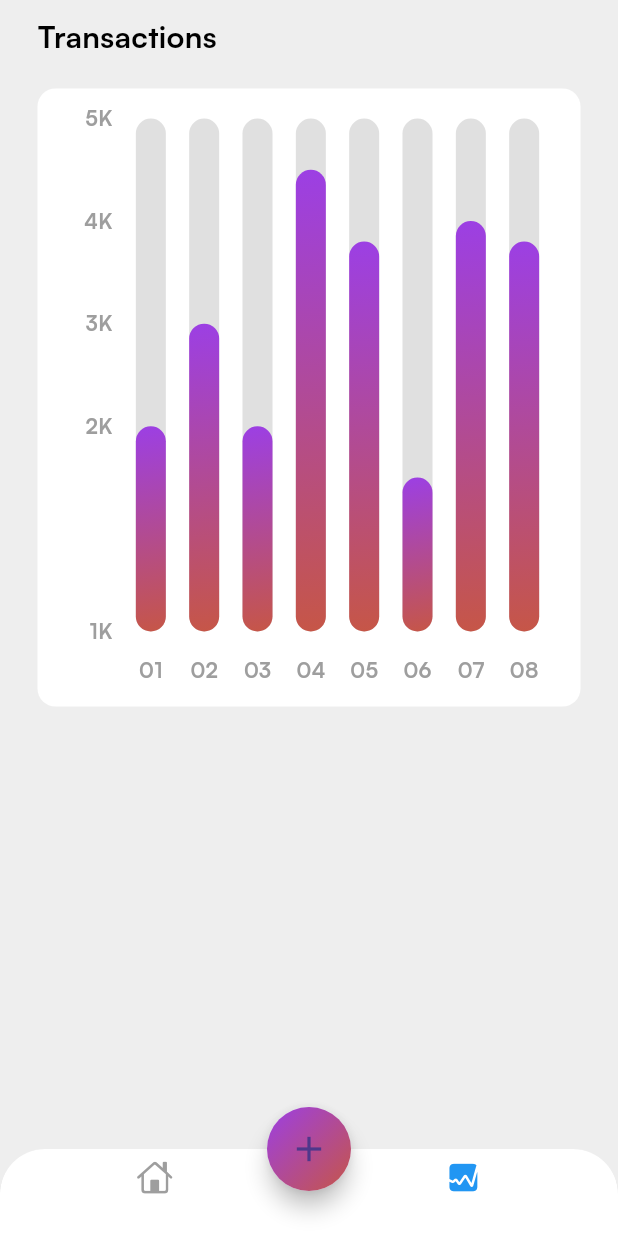
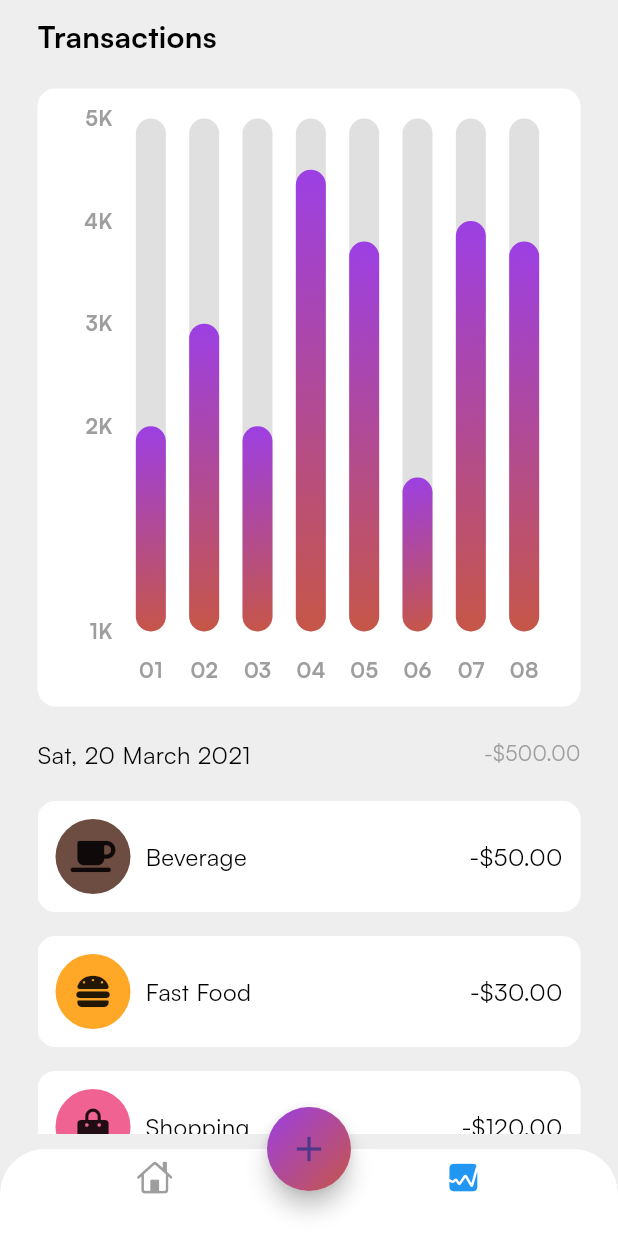
Before and after one commit to SehanAF/Project-Travello, a Flutter app: the MainScreen screen opened directly, item 2 of the bottom bar chosen, on a phone screen of 412 x 824 dp. Run offline on Flutter 3.47's test engine with Material 3 defaults, Android fonts, the phone set to English and light mode, and no system bars; drawn by our look-alikes of fl_chart; our stand-ins replace cloud_firestore, dartz, firebase_auth, firebase_core, flutter_svg, font_awesome_flutter and 2 more; accounts and stored records are empty; network calls fail.

Commit message:
update ListView untuk Stats, dan Visibilty untuk Password

```diff
--- a/lib/common/widgets/TextField/text_field.dart
+++ b/lib/common/widgets/TextField/text_field.dart
@@ -1,20 +1,41 @@
 import 'package:flutter/material.dart';
 
-class CustomTextFormField extends StatelessWidget {
+class CustomTextFormField extends StatefulWidget {
   final TextEditingController? controller;
   final String customHint;
   final IconData prefixIcon;
+  final bool obscureText;
 
   CustomTextFormField({
     this.controller,
     required this.customHint,
     required this.prefixIcon,
+    this.obscureText = false,
   });
+
+  @override
+  State<CustomTextFormField> createState() => _CustomTextFormFieldState();
+}
+
+class _CustomTextFormFieldState extends State<CustomTextFormField> {
+  bool _obscureText = true;
+
+  @override
+  void initState() {
+    super.initState();
+    _obscureText = widget.obscureText;
+  }
+
+  void _toggleObscureText() {
+    setState(() {
+      _obscureText = !_obscureText;
+    });
+  }
 
   @override
   Widget build(BuildContext context) {
     final TextEditingController _effectiveController =
-        controller ?? TextEditingController();
+        widget.controller ?? TextEditingController();
 
     return Container(
       decoration: BoxDecoration(
@@ -30,8 +51,9 @@ class CustomTextFormField extends StatelessWidget {
       ),
       child: TextFormField(
         controller: _effectiveController,
+        obscureText: _obscureText,
         decoration: InputDecoration(
-          hintText: customHint,
+          hintText: widget.customHint,
           filled: true,
           fillColor: Colors.white,
           border: OutlineInputBorder(
@@ -39,10 +61,19 @@ class CustomTextFormField extends StatelessWidget {
             borderSide: BorderSide.none,
           ),
           prefixIcon: Icon(
-            prefixIcon,
+            widget.prefixIcon,
             color: Colors.grey,
           ),
           contentPadding: EdgeInsets.symmetric(vertical: 15),
+          suffixIcon: widget.obscureText
+              ? IconButton(
+                  icon: Icon(
+                    _obscureText ? Icons.visibility_off : Icons.visibility,
+                    color: Colors.grey,
+                  ),
+                  onPressed: _toggleObscureText,
+                )
+              : null,
         ),
         style: TextStyle(
           color: Colors.black,
--- /dev/null
+++ b/lib/data/sources/data/data_stats.dart
@@ -0,0 +1,71 @@
+import 'package:flutter/material.dart';
+import 'package:font_awesome_flutter/font_awesome_flutter.dart';
+
+List<Map<String, dynamic>> transactionDataStats = [
+  {
+    'icon': const FaIcon(FontAwesomeIcons.mugSaucer),
+    'color': Colors.brown[600],
+    'name': 'Beverage',
+    'totalAmount': '-\$50.00',
+  },
+  {
+    'icon': const FaIcon(FontAwesomeIcons.burger),
+    'color': Colors.orange[400],
+    'name': 'Fast Food',
+    'totalAmount': '-\$30.00',
+  },
+  {
+    'icon': const FaIcon(FontAwesomeIcons.bagShopping),
+    'color': Colors.pink[300],
+    'name': 'Shopping',
+    'totalAmount': '-\$120.00',
+  },
+  {
+    'icon': const FaIcon(FontAwesomeIcons.plane),
+    'color': Colors.blue[400],
+    'name': 'Travel',
+    'totalAmount': '-\$250.00',
+  },
+  {
+    'icon': const FaIcon(FontAwesomeIcons.taxi),
+    'color': Colors.yellow[700],
+    'name': 'Taxi',
+    'totalAmount': '-\$40.00',
+  },
+  {
+    'icon': const FaIcon(FontAwesomeIcons.dumbbell),
+    'color': Colors.red[400],
+    'name': 'Gym',
+    'totalAmount': '-\$60.00',
+  },
+  {
+    'icon': const FaIcon(FontAwesomeIcons.film),
+    'color': Colors.purple[400],
+    'name': 'Cinema',
+    'totalAmount': '-\$20.00',
+  },
+  {
+    'icon': const FaIcon(FontAwesomeIcons.gasPump),
+    'color': Colors.green[600],
+    'name': 'Fuel',
+    'totalAmount': '-\$70.00',
+  },
+  {
+    'icon': const FaIcon(FontAwesomeIcons.home),
+    'color': Colors.blueGrey[400],
+    'name': 'Rent',
+    'totalAmount': '-\$500.00',
+  },
+  {
+    'icon': const FaIcon(FontAwesomeIcons.lightbulb),
+    'color': Colors.amber[400],
+    'name': 'Electricity',
+    'totalAmount': '-\$90.00',
+  },
+  {
+    'icon': const FaIcon(FontAwesomeIcons.utensils),
+    'color': Colors.teal[400],
+    'name': 'Dining',
+    'totalAmount': '-\$80.00',
+  },
+];
--- a/lib/presentation/auth/signin.dart
+++ b/lib/presentation/auth/signin.dart
@@ -102,13 +102,18 @@ class SigninPage extends StatelessWidget {
   Widget _buildUsernameField(BuildContext context) {
     return CustomTextFormField(
         controller: _email,
-        customHint: "Username/Email",
-        prefixIcon: Icons.person_4_outlined);
+        customHint: "Email",
+        prefixIcon: Icons.person_4_outlined,
+        obscureText: false);
   }
 
   Widget _buildPasswordField(BuildContext context) {
     return CustomTextFormField(
-        controller: _password, customHint: "Password", prefixIcon: Icons.lock);
+      controller: _password,
+      customHint: "Password",
+      prefixIcon: Icons.lock,
+      obscureText: true,
+    );
   }
 
   Widget _buildForgotPassword() {
--- a/lib/presentation/auth/singnup.dart
+++ b/lib/presentation/auth/singnup.dart
@@ -85,12 +85,16 @@ class SingnupPage extends StatelessWidget {
     return CustomTextFormField(
         controller: _name,
         customHint: "Username",
-        prefixIcon: Icons.person_4_outlined);
+        prefixIcon: Icons.person_4_outlined,
+        obscureText: false);
   }
 
   Widget _buildPasswordField(BuildContext context_) {
     return CustomTextFormField(
-        controller: _password, customHint: "Password", prefixIcon: Icons.lock);
+        controller: _password,
+        customHint: "Password",
+        prefixIcon: Icons.lock,
+        obscureText: true);
   }
 
   Widget _buildEmailField(BuildContext context) {
@@ -98,6 +102,7 @@ class SingnupPage extends StatelessWidget {
       controller: _email,
       customHint: "Email",
       prefixIcon: Icons.email,
+      obscureText: false,
     );
   }
 
@@ -105,7 +110,8 @@ class SingnupPage extends StatelessWidget {
     return CustomTextFormField(
         controller: _mobile,
         customHint: "Number Handphone",
-        prefixIcon: Icons.mobile_friendly);
+        prefixIcon: Icons.mobile_friendly,
+        obscureText: false);
   }
 
   Widget _buildSigninButton(BuildContext context) {
--- a/lib/presentation/home/pages/stats.dart
+++ b/lib/presentation/home/pages/stats.dart
@@ -1,6 +1,7 @@
 // ignore_for_file: prefer_const_constructors, prefer_const_literals_to_create_immutables, sized_box_for_whitespace
 
 import 'package:flutter/material.dart';
+import 'package:myapp/data/sources/data/data_stats.dart';
 import 'package:myapp/presentation/home/pages/chart.dart';
 
 class StatScreen extends StatelessWidget {
@@ -14,27 +15,119 @@ class StatScreen extends StatelessWidget {
         child: Column(
           crossAxisAlignment: CrossAxisAlignment.start,
           children: [
-            const Text(
-              'Transactions',
-              style: TextStyle(
-                  fontSize: 20,
-                  fontWeight: FontWeight.bold,
-                  color: Colors.black),
-            ),
+            _buildHeader(),
             const SizedBox(height: 20),
-            Container(
-                width: MediaQuery.of(context).size.width,
-                height: MediaQuery.of(context).size.width,
-                decoration: BoxDecoration(
-                    color: Colors.white,
-                    borderRadius: BorderRadius.circular(12)),
-                child: const Padding(
-                  padding: EdgeInsets.fromLTRB(12, 20, 12, 12),
-                  child: MyChart(),
-                ))
+            _buildChart(context),
+            const SizedBox(height: 20),
+            _buildInformation(),
+            const SizedBox(height: 20),
+            _buildListView(),
           ],
         ),
       ),
     );
   }
+
+  Widget _buildListView() {
+    return Expanded(
+      child: ListView.builder(
+        itemCount: transactionDataStats.length,
+        itemBuilder: (context, i) {
+          return Padding(
+            padding: const EdgeInsets.only(bottom: 16),
+            child: Container(
+              decoration: BoxDecoration(
+                color: Colors.white,
+                borderRadius: BorderRadius.circular(12),
+              ),
+              child: Padding(
+                padding: const EdgeInsets.all(12.0),
+                child: Row(
+                  children: [
+                    _buildIconContainer(i),
+                    const SizedBox(width: 10),
+                    Text(
+                      transactionDataStats[i]['name'],
+                      style: const TextStyle(fontSize: 16, color: Colors.black),
+                    ),
+                    const Spacer(),
+                    _buildTransactionDetails(i),
+                  ],
+                ),
+              ),
+            ),
+          );
+        },
+      ),
+    );
+  }
+
+  Widget _buildIconContainer(int i) {
+    return Stack(
+      alignment: Alignment.center,
+      children: [
+        Container(
+          width: 50,
+          height: 50,
+          decoration: BoxDecoration(
+            color: transactionDataStats[i]['color'],
+            shape: BoxShape.circle,
+          ),
+        ),
+        transactionDataStats[i]['icon'],
+      ],
+    );
+  }
+
+  Widget _buildTransactionDetails(int i) {
+    return Column(
+      crossAxisAlignment: CrossAxisAlignment.end,
+      children: [
+        Text(
+          transactionDataStats[i]['totalAmount'],
+          style: const TextStyle(fontSize: 16, color: Colors.black),
+        ),
+      ],
+    );
+  }
+
+  Widget _buildInformation() {
+    return Row(
+      mainAxisAlignment: MainAxisAlignment.spaceBetween,
+      children: [
+        const Text(
+          "Sat, 20 March 2021",
+          style: TextStyle(color: Colors.black, fontSize: 16),
+        ),
+        GestureDetector(
+          onTap: () {},
+          child: const Text(
+            "-\$500.00",
+            style: TextStyle(
+                fontWeight: FontWeight.w400, fontSize: 14, color: Colors.grey),
+          ),
+        ),
+      ],
+    );
+  }
+
+  Widget _buildChart(BuildContext context) {
+    return Container(
+        width: MediaQuery.of(context).size.width,
+        height: MediaQuery.of(context).size.width,
+        decoration: BoxDecoration(
+            color: Colors.white, borderRadius: BorderRadius.circular(12)),
+        child: const Padding(
+          padding: EdgeInsets.fromLTRB(12, 20, 12, 12),
+          child: MyChart(),
+        ));
+  }
+
+  Widget _buildHeader() {
+    return Text(
+      'Transactions',
+      style: TextStyle(
+          fontSize: 20, fontWeight: FontWeight.bold, color: Colors.black),
+    );
+  }
 }
```
Also changed, not shown: lib/data/sources/data/data_list.dart (+8 -0 lines).
